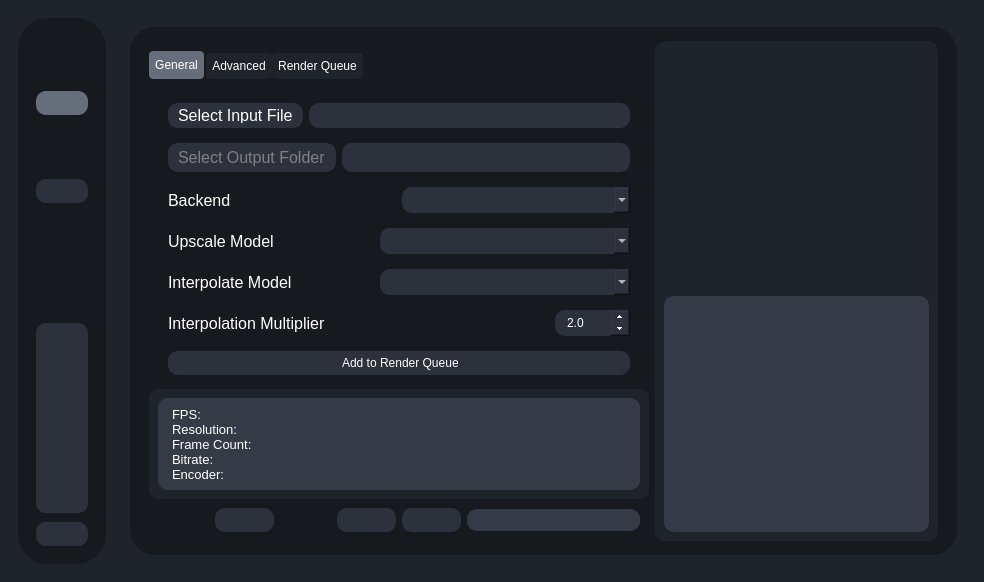
First picture: the form in testRVEInterface.ui, repository TNTwise/Rife-ESRGAN-App-Linux-QT, before the edit.
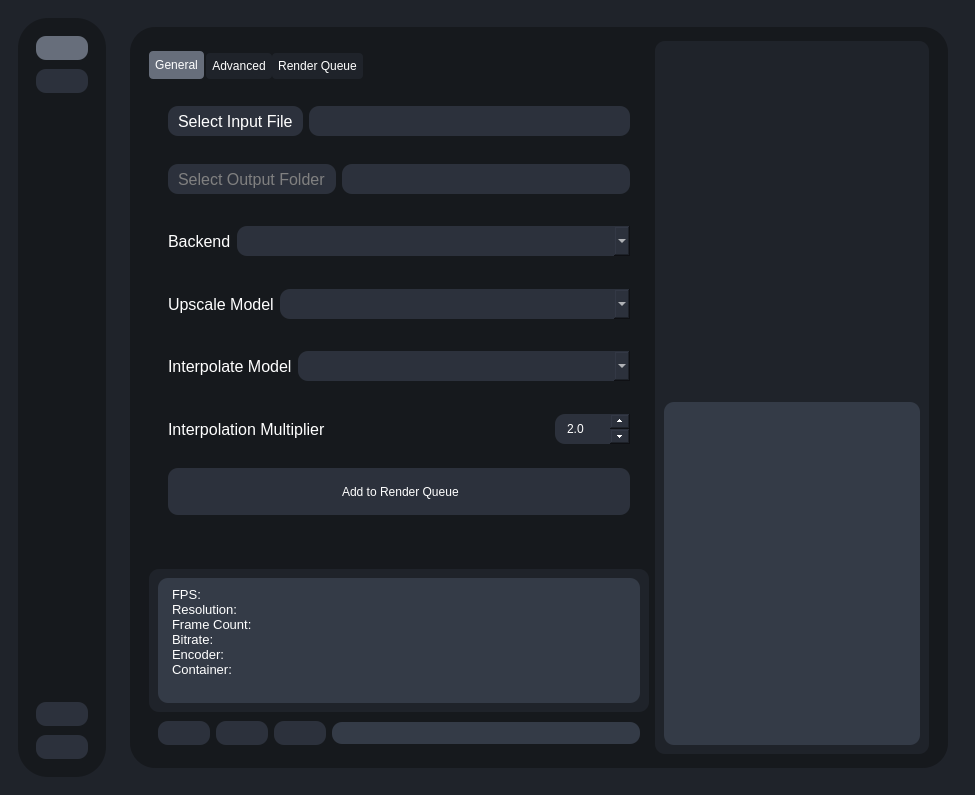
Second picture: the form after the edit. Icons and pictures are not drawn.

What changed in the file:
```diff
--- a/testRVEInterface.ui
+++ b/testRVEInterface.ui
@@ -6,10 +6,22 @@
    <rect>
     <x>0</x>
     <y>0</y>
-    <width>984</width>
-    <height>582</height>
+    <width>0</width>
+    <height>0</height>
    </rect>
   </property>
+  <property name="sizePolicy">
+   <sizepolicy hsizetype="Minimum" vsizetype="Minimum">
+    <horstretch>0</horstretch>
+    <verstretch>0</verstretch>
+   </sizepolicy>
+  </property>
+  <property name="maximumSize">
+   <size>
+    <width>16777215</width>
+    <height>16777215</height>
+   </size>
+  </property>
   <property name="windowTitle">
    <string>MainWindow</string>
   </property>
@@ -96,7 +108,7 @@
        <item>
         <widget class="QWidget" name="mainWindowContainer" native="true">
          <property name="sizePolicy">
-          <sizepolicy hsizetype="Preferred" vsizetype="Preferred">
+          <sizepolicy hsizetype="MinimumExpanding" vsizetype="MinimumExpanding">
            <horstretch>0</horstretch>
            <verstretch>0</verstretch>
           </sizepolicy>
@@ -616,7 +628,7 @@
                 <property name="maximumSize">
                  <size>
                   <width>500</width>
-                  <height>500</height>
+                  <height>16777215</height>
                  </size>
                 </property>
                 <property name="styleSheet">
@@ -644,7 +656,7 @@
                  <item>
                   <widget class="QTabWidget" name="processSettingsContainer">
                    <property name="sizePolicy">
-                    <sizepolicy hsizetype="Preferred" vsizetype="Preferred">
+                    <sizepolicy hsizetype="MinimumExpanding" vsizetype="MinimumExpanding">
                      <horstretch>0</horstretch>
                      <verstretch>0</verstretch>
                     </sizepolicy>
@@ -660,7 +672,7 @@
                    </property>
                    <widget class="QWidget" name="generalSettings">
                     <property name="sizePolicy">
-                     <sizepolicy hsizetype="Preferred" vsizetype="Preferred">
+                     <sizepolicy hsizetype="MinimumExpanding" vsizetype="MinimumExpanding">
                       <horstretch>0</horstretch>
                       <verstretch>0</verstretch>
                      </sizepolicy>
@@ -692,7 +704,7 @@
                           <property name="minimumSize">
                            <size>
                             <width>0</width>
-                            <height>0</height>
+                            <height>30</height>
                            </size>
                           </property>
                           <property name="maximumSize">
@@ -719,7 +731,7 @@
                           <property name="minimumSize">
                            <size>
                             <width>0</width>
-                            <height>0</height>
+                            <height>30</height>
                            </size>
                           </property>
                           <property name="maximumSize">
@@ -759,7 +771,7 @@
                           <property name="minimumSize">
                            <size>
                             <width>0</width>
-                            <height>0</height>
+                            <height>30</height>
                            </size>
                           </property>
                           <property name="maximumSize">
@@ -789,7 +801,7 @@
                           <property name="minimumSize">
                            <size>
                             <width>0</width>
-                            <height>0</height>
+                            <height>30</height>
                            </size>
                           </property>
                           <property name="maximumSize">
@@ -833,7 +845,7 @@
                         <item>
                          <widget class="QComboBox" name="backendComboBox">
                           <property name="sizePolicy">
-                           <sizepolicy hsizetype="Preferred" vsizetype="Fixed">
+                           <sizepolicy hsizetype="Expanding" vsizetype="Fixed">
                             <horstretch>0</horstretch>
                             <verstretch>0</verstretch>
                            </sizepolicy>
@@ -885,7 +897,7 @@
                         <item>
                          <widget class="QComboBox" name="upscaleModelComboBox">
                           <property name="sizePolicy">
-                           <sizepolicy hsizetype="Preferred" vsizetype="Fixed">
+                           <sizepolicy hsizetype="Expanding" vsizetype="Fixed">
                             <horstretch>0</horstretch>
                             <verstretch>0</verstretch>
                            </sizepolicy>
@@ -937,7 +949,7 @@
                         <item>
                          <widget class="QComboBox" name="interpolateModelComboBox">
                           <property name="sizePolicy">
-                           <sizepolicy hsizetype="Preferred" vsizetype="Fixed">
+                           <sizepolicy hsizetype="Expanding" vsizetype="Fixed">
                             <horstretch>0</horstretch>
                             <verstretch>0</verstretch>
                            </sizepolicy>
@@ -1000,7 +1012,7 @@
                           <property name="minimumSize">
                            <size>
                             <width>75</width>
-                            <height>0</height>
+                            <height>30</height>
                            </size>
                           </property>
                           <property name="maximumSize">
@@ -1696,7 +1708,7 @@
                  <item>
                   <widget class="QWidget" name="bottomMenuSubContainer" native="true">
                    <property name="sizePolicy">
-                    <sizepolicy hsizetype="Preferred" vsizetype="Preferred">
+                    <sizepolicy hsizetype="MinimumExpanding" vsizetype="Preferred">
                      <horstretch>0</horstretch>
                      <verstretch>0</verstretch>
                     </sizepolicy>
@@ -1800,7 +1812,7 @@
                              <bool>false</bool>
                             </property>
                             <property name="sizePolicy">
-                             <sizepolicy hsizetype="Preferred" vsizetype="Preferred">
+                             <sizepolicy hsizetype="MinimumExpanding" vsizetype="Expanding">
                               <horstretch>0</horstretch>
                               <verstretch>0</verstretch>
                              </sizepolicy>
@@ -1808,7 +1820,7 @@
                             <property name="minimumSize">
                              <size>
                               <width>0</width>
-                              <height>0</height>
+                              <height>125</height>
                              </size>
                             </property>
                             <property name="maximumSize">
@@ -2019,7 +2031,7 @@
                        <item>
                         <widget class="QProgressBar" name="progressBar">
                          <property name="sizePolicy">
-                          <sizepolicy hsizetype="Preferred" vsizetype="Fixed">
+                          <sizepolicy hsizetype="Expanding" vsizetype="Fixed">
                            <horstretch>0</horstretch>
                            <verstretch>0</verstretch>
                           </sizepolicy>
@@ -2044,7 +2056,7 @@
               <item row="0" column="1">
                <widget class="QWidget" name="processInfoContainer" native="true">
                 <property name="sizePolicy">
-                 <sizepolicy hsizetype="Preferred" vsizetype="Preferred">
+                 <sizepolicy hsizetype="Expanding" vsizetype="Expanding">
                   <horstretch>0</horstretch>
                   <verstretch>0</verstretch>
                  </sizepolicy>
@@ -2110,7 +2122,7 @@
                     <item>
                      <widget class="QLabel" name="previewLabel">
                       <property name="sizePolicy">
-                       <sizepolicy hsizetype="Preferred" vsizetype="Preferred">
+                       <sizepolicy hsizetype="Expanding" vsizetype="Expanding">
                         <horstretch>0</horstretch>
                         <verstretch>0</verstretch>
                        </sizepolicy>
@@ -2158,7 +2170,7 @@
                     <item>
                      <widget class="QTextEdit" name="renderOutput">
                       <property name="sizePolicy">
-                       <sizepolicy hsizetype="Minimum" vsizetype="Preferred">
+                       <sizepolicy hsizetype="Minimum" vsizetype="Expanding">
                         <horstretch>0</horstretch>
                         <verstretch>0</verstretch>
                        </sizepolicy>
@@ -4624,7 +4636,7 @@
              <enum>Qt::Orientation::Vertical</enum>
             </property>
             <property name="sizeType">
-             <enum>QSizePolicy::Policy::Preferred</enum>
+             <enum>QSizePolicy::Policy::Expanding</enum>
             </property>
             <property name="sizeHint" stdset="0">
              <size>
```
Left out of the diff: 20 changed lines with no effect on the pictures.
